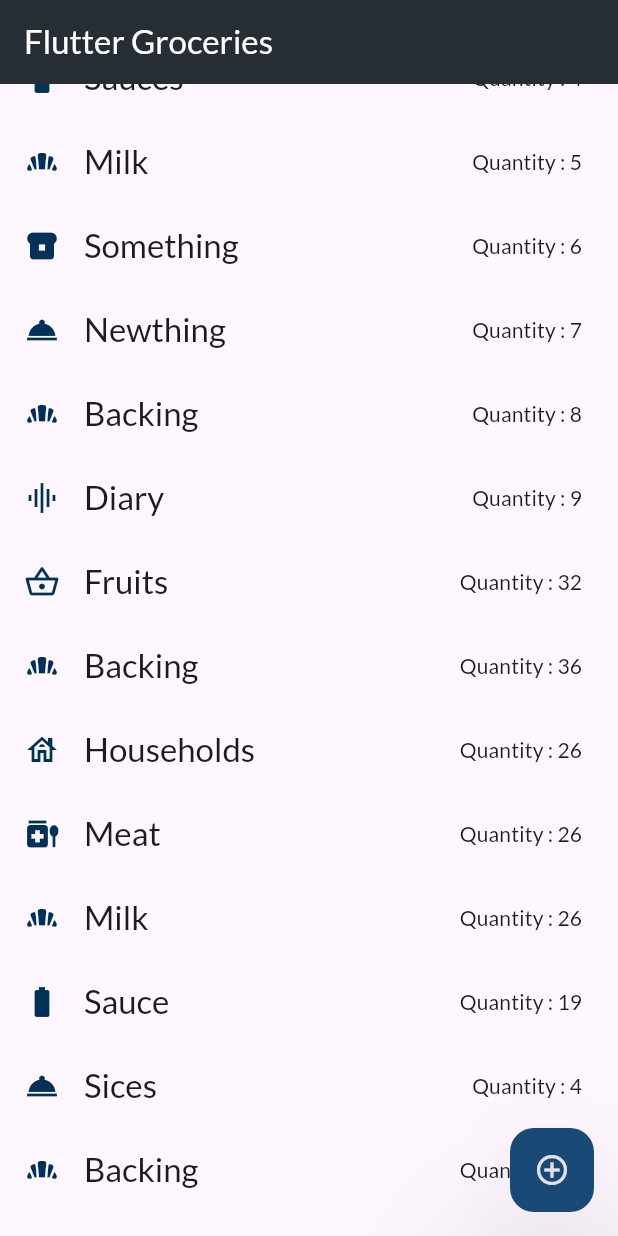
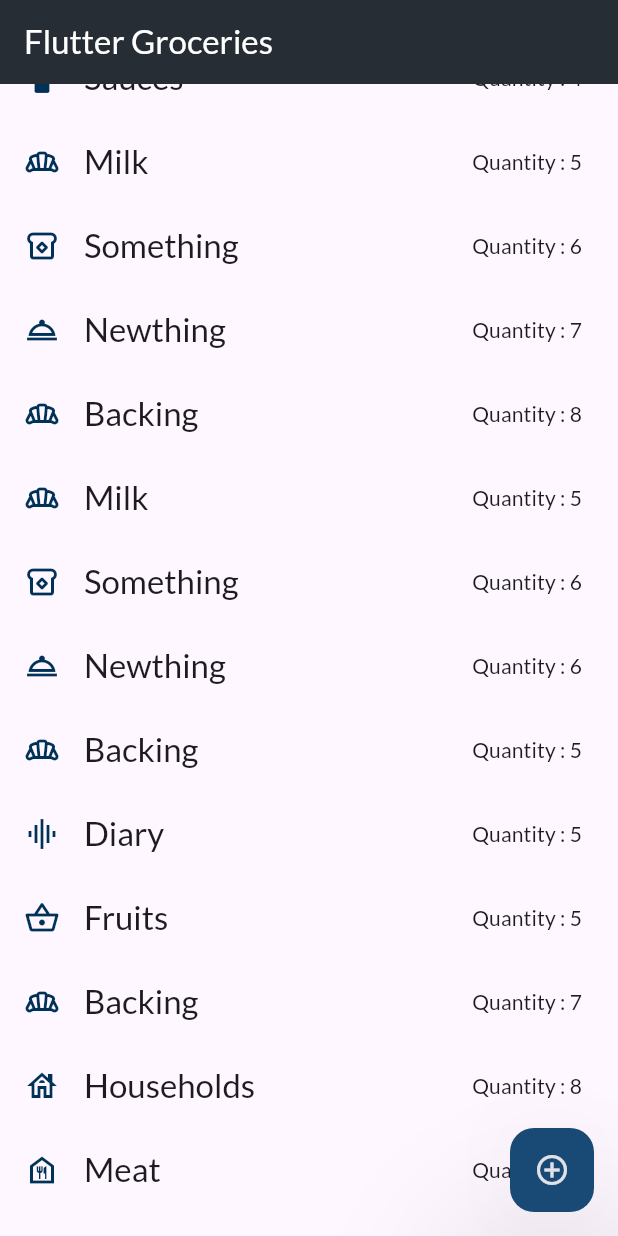
Before and after one commit to Praveen0586/shopping_list, a Flutter app: the screen it shows after launch, scrolled down 1152 dp, on a phone screen of 412 x 824 dp. Run offline on Flutter 3.47's test engine with Material 3 defaults, Android fonts, the phone set to English and light mode, and no system bars; our stand-ins replace google_fonts.

Commit message:
some changes

```diff
--- a/lib/datas/categories.dart
+++ b/lib/datas/categories.dart
@@ -1,8 +1,8 @@
 import 'package:flutter/material.dart';
 
-class Cats {
-  const Cats(this.title, this.Icon);
+class Category {
+  const Category(this.title, this.icon);
 
   final String title;
-  final IconData Icon;
+  final IconData icon;
 }
--- a/lib/main.dart
+++ b/lib/main.dart
@@ -1,6 +1,7 @@
 import 'package:flutter/material.dart';
 import 'package:google_fonts/google_fonts.dart';
 import 'package:shopping_list/home_pge.dart';
+
 
 void main() {
   runApp(
--- a/lib/model/groceries_category.dart
+++ b/lib/model/groceries_category.dart
@@ -1,7 +1,7 @@
 import 'package:flutter/material.dart';
 import 'package:shopping_list/datas/categories.dart';
 
-enum Category {
+enum Categories {
   fruits,
   diary,
   sices,
@@ -16,75 +16,75 @@ enum Category {
 }
 
 const catstest = {
-  Category.backing: Cats('Backing', Icons.bakery_dining_outlined),
-  Category.diary: Cats('Diary', Icons.multitrack_audio),
-  Category.breads: Cats('breads', Icons.breakfast_dining_outlined),
-  Category.fruits: Cats(' Fruits', Icons.shopping_basket_outlined),
-  Category.sices: Cats('Sices', Icons.room_service_outlined),
-  Category.vegitables: Cats('Vegitables', Icons.view_agenda_outlined),
-  Category.meat: Cats('Meat', Icons.food_bank_outlined),
-  Category.sauces: Cats('Sauces', Icons.water_drop_outlined),
-  Category.toileries: Cats('Toileries', Icons.circle_outlined),
-  Category.snacks: Cats('Snacks', Icons.screen_search_desktop_outlined),
-  Category.households: Cats('House Holds', Icons.house_outlined)
+  Categories.backing: Category('Backing', Icons.bakery_dining_outlined),
+  Categories.diary: Category('Diary', Icons.multitrack_audio),
+  Categories.breads: Category('breads', Icons.breakfast_dining_outlined),
+  Categories.fruits: Category(' Fruits', Icons.shopping_basket_outlined),
+  Categories.sices: Category('Sices', Icons.room_service_outlined),
+  Categories.vegitables: Category('Vegitables', Icons.view_agenda_outlined),
+  Categories.meat: Category('Meat', Icons.food_bank_outlined),
+  Categories.sauces: Category('Sauces', Icons.water_drop_outlined),
+  Categories.toileries: Category('Toileries', Icons.circle_outlined),
+  Categories.snacks: Category('Snacks', Icons.screen_search_desktop_outlined),
+  Categories.households: Category('House Holds', Icons.house_outlined)
 };
 
 const icondata = {
-  Category.backing: Icons.bakery_dining_rounded,
-  Category.breads: Icons.breakfast_dining,
-  Category.diary: Icons.multitrack_audio,
-  Category.sices: Icons.room_service_sharp,
-  Category.vegitables: Icons.view_agenda_outlined,
-  Category.meat: Icons.medication_liquid,
-  Category.households: Icons.house_outlined,
-  Category.toileries: Icons.trip_origin_outlined,
-  Category.snacks: Icons.screen_search_desktop,
-  Category.sauces: Icons.battery_std_outlined,
-  Category.fruits: Icons.shopping_basket_outlined
+  Categories.backing: Icons.bakery_dining_outlined,
+  Categories.breads: Icons.breakfast_dining_outlined,
+  Categories.diary: Icons.multitrack_audio,
+  Categories.sices: Icons.room_service_outlined,
+  Categories.vegitables: Icons.view_agenda_outlined,
+  Categories.meat: Icons.food_bank_outlined,
+  Categories.households: Icons.house_outlined,
+  Categories.toileries: Icons.circle_outlined,
+  Categories.snacks: Icons.screen_search_desktop_outlined,
+  Categories.sauces: Icons.battery_std_outlined,
+  Categories.fruits: Icons.shopping_basket_outlined
 };
 
-const names = {
-  Category.backing: 'Backing',
-  Category.breads: 'Breads',
-  Category.diary: 'Diary',
-  Category.fruits: 'Fruits',
-  Category.households: 'House Holds',
-  Category.meat: 'Meat',
-  Category.sauces: 'Sauces',
-  Category.sices: 'Sices',
-  Category.snacks: 'Snacks',
-  Category.toileries: 'Toileries',
-  Category.vegitables: 'Vegitables'
-};
+// const names = {
+//   Category.backing: 'Backing',
+//   Category.breads: 'Breads',
+//   Category.diary: 'Diary',
+//   Category.fruits: 'Fruits',
+//   Category.households: 'House Holds',
+//   Category.meat: 'Meat',
+//   Category.sauces: 'Sauces',
+//   Category.sices: 'Sices',
+//   Category.snacks: 'Snacks',
+//   Category.toileries: 'Toileries',
+//   Category.vegitables: 'Vegitables'
+// };
 
-List<Map> enumname = [
-  {'name': ' fruits'},
-  {'name': 'diary'},
-  {'name': 'sices'},
-  {'name': 'vegitables'},
-  {'name': 'meat'},
-  {'name': 'backing'},
-  {'name': 'sauces'},
-  {'name': 'snacks'},
-  {'name': 'breads'},
-  {'name': 'toileries'},
-  {'name': 'households'}
-];
+// List<Map> enumname = [
+//   {'name': ' fruits'},
+//   {'name': 'diary'},
+//   {'name': 'sices'},
+//   {'name': 'vegitables'},
+//   {'name': 'meat'},
+//   {'name': 'backing'},
+//   {'name': 'sauces'},
+//   {'name': 'snacks'},
+//   {'name': 'breads'},
+//   {'name': 'toileries'},
+//   {'name': 'households'}
+// ];
 
-List<String> grocerynames = [
-  ' fruits',
-  'diary',
-  'sices',
-  'vegitables',
-  'meat',
-  'backing',
-  'sauces',
-  'snacks',
-  'breads',
-  'breads',
-  'toileries',
-  'households'
-];
+// List<String> grocerynames = [
+//   ' fruits',
+//   'diary',
+//   'sices',
+//   'vegitables',
+//   'meat',
+//   'backing',
+//   'sauces',
+//   'snacks',
+//   'breads',
+//   'breads',
+//   'toileries',
+//   'households'
+// ];
 
 class ListTrait {
   const ListTrait(this.title, this.id, this.quantity, this.category);
@@ -92,71 +92,58 @@ class ListTrait {
   final String title;
   final String id;
   final int quantity;
-  final Category category;
+  final Categories category;
 }
 
 const groceryList = [
-  ListTrait('Milk', 'c1', 5, Category.backing),
-  ListTrait('Something', 'c2', 6, Category.breads),
-  ListTrait('Newthing', 'c3', 6, Category.sices),
-  ListTrait('Backing', 'c1', 5, Category.backing),
-  ListTrait('Diary', 'c2', 5, Category.diary),
-  ListTrait('Fruits', 'c3', 5, Category.fruits),
-  ListTrait('Backing', 'c1', 7, Category.backing),
-  ListTrait('Households', 'c2', 8, Category.households),
-  ListTrait('Meat', 'c3', 6, Category.meat),
-  ListTrait('Milk', 'c1', 4, Category.backing),
-  ListTrait('Sauce', 'c2', 9, Category.sauces),
-  ListTrait('Sices', 'c3', 3, Category.sices),
-  ListTrait('Backing', 'c1', 5, Category.backing),
-  ListTrait('Snacks', 'c2', 8, Category.snacks),
-  ListTrait('Sices', 'c3', 9, Category.sices),
-  ListTrait('Backing', 'c1', 4, Category.backing),
-  ListTrait('Snacks', 'c2', 6, Category.snacks),
-  ListTrait('Toilering', 'c3', 1, Category.toileries),
-  ListTrait('Backing', 'c1', 2, Category.backing),
-  ListTrait('Vegitables', 'c2', 3, Category.vegitables),
-  ListTrait('Sauces', 'c3', 4, Category.sauces),
-  ListTrait('Milk', 'c1', 5, Category.backing),
-  ListTrait('Something', 'c2', 6, Category.breads),
-  ListTrait('Newthing', 'c3', 7, Category.sices),
-  ListTrait('Backing', 'c1', 8, Category.backing),
-  ListTrait('Diary', 'c2', 9, Category.diary),
-  ListTrait('Fruits', 'c3', 32, Category.fruits),
-  ListTrait('Backing', 'c1', 36, Category.backing),
-  ListTrait('Households', 'c2', 26, Category.households),
-  ListTrait('Meat', 'c3', 26, Category.meat),
-  ListTrait('Milk', 'c1', 26, Category.backing),
-  ListTrait('Sauce', 'c2', 19, Category.sauces),
-  ListTrait('Sices', 'c3', 4, Category.sices),
-  ListTrait('Backing', 'c1', 21, Category.backing),
-  ListTrait('Snacks', 'c2', 36, Category.snacks),
-  ListTrait('Sices', 'c3', 11, Category.sices),
-  ListTrait('Backing', 'c1', 56, Category.backing),
-  ListTrait('Snacks', 'c2', 9, Category.snacks),
-  ListTrait('Toilering', 'c3', 64, Category.toileries),
-  ListTrait('Backing', 'c1', 8, Category.backing),
-  ListTrait('Vegitables', 'c2', 9, Category.vegitables),
-  ListTrait('Sauces', 'c3', 6, Category.sauces),
-  ListTrait('Milk', 'c1', 4, Category.backing),
-  ListTrait('Something', 'c2', 6, Category.breads),
-  ListTrait('Newthing', 'c3', 1, Category.sices),
-  ListTrait('Backing', 'c1', 6, Category.backing),
-  ListTrait('Diary', 'c2', 4, Category.diary),
-  ListTrait('Fruits', 'c3', 16, Category.fruits),
-  ListTrait('Backing', 'c1', 5, Category.backing),
-  ListTrait('Households', 'c2', 3, Category.households),
-  ListTrait('Meat', 'c3', 16, Category.meat),
-  ListTrait('Milk', 'c1', 15, Category.backing),
-  ListTrait('Sauce', 'c2', 9, Category.sauces),
-  ListTrait('Sices', 'c3', 4, Category.sices),
-  ListTrait('Backing', 'c1', 5, Category.backing),
-  ListTrait('Snacks', 'c2', 9, Category.snacks),
-  ListTrait('Sices', 'c3', 61, Category.sices),
-  ListTrait('Backing', 'c1', 7, Category.backing),
-  ListTrait('Snacks', 'c2', 61, Category.snacks),
-  ListTrait('Toilering', 'c3', 61, Category.toileries),
-  ListTrait('Backing', 'c1', 13, Category.backing),
-  ListTrait('Vegitables', 'c2', 2, Category.vegitables),
-  ListTrait('Sauces', 'c3', 6, Category.sauces),
+  ListTrait('Milk', 'c1', 5, Categories.backing),
+  ListTrait('Something', 'c2', 6, Categories.breads),
+  ListTrait('Newthing', 'c3', 6, Categories.sices),
+  ListTrait('Backing', 'c1', 5, Categories.backing),
+  ListTrait('Diary', 'c2', 5, Categories.diary),
+  ListTrait('Fruits', 'c3', 5, Categories.fruits),
+  ListTrait('Backing', 'c1', 7, Categories.backing),
+  ListTrait('Households', 'c2', 8, Categories.households),
+  ListTrait('Meat', 'c3', 6, Categories.meat),
+  ListTrait('Milk', 'c1', 4, Categories.backing),
+  ListTrait('Sauce', 'c2', 9, Categories.sauces),
+  ListTrait('Sices', 'c3', 3, Categories.sices),
+  ListTrait('Backing', 'c1', 5, Categories.backing),
+  ListTrait('Snacks', 'c2', 8, Categories.snacks),
+  ListTrait('Sices', 'c3', 9, Categories.sices),
+  ListTrait('Backing', 'c1', 4, Categories.backing),
+  ListTrait('Snacks', 'c2', 6, Categories.snacks),
+  ListTrait('Toilering', 'c3', 1, Categories.toileries),
+  ListTrait('Backing', 'c1', 2, Categories.backing),
+  ListTrait('Vegitables', 'c2', 3, Categories.vegitables),
+  ListTrait('Sauces', 'c3', 4, Categories.sauces),
+  ListTrait('Milk', 'c1', 5, Categories.backing),
+  ListTrait('Something', 'c2', 6, Categories.breads),
+  ListTrait('Newthing', 'c3', 7, Categories.sices),
+  ListTrait('Backing', 'c1', 8, Categories.backing),
+  ListTrait('Milk', 'c1', 5, Categories.backing),
+  ListTrait('Something', 'c2', 6, Categories.breads),
+  ListTrait('Newthing', 'c3', 6, Categories.sices),
+  ListTrait('Backing', 'c1', 5, Categories.backing),
+  ListTrait('Diary', 'c2', 5, Categories.diary),
+  ListTrait('Fruits', 'c3', 5, Categories.fruits),
+  ListTrait('Backing', 'c1', 7, Categories.backing),
+  ListTrait('Households', 'c2', 8, Categories.households),
+  ListTrait('Meat', 'c3', 6, Categories.meat),
+  ListTrait('Milk', 'c1', 4, Categories.backing),
+  ListTrait('Sauce', 'c2', 9, Categories.sauces),
+  ListTrait('Sices', 'c3', 3, Categories.sices),
+  ListTrait('Backing', 'c1', 5, Categories.backing),
+  ListTrait('Snacks', 'c2', 8, Categories.snacks),
+  ListTrait('Sices', 'c3', 9, Categories.sices),
+  ListTrait('Backing', 'c1', 4, Categories.backing),
+  ListTrait('Snacks', 'c2', 6, Categories.snacks),
+  ListTrait('Toilering', 'c3', 1, Categories.toileries),
+  ListTrait('Backing', 'c1', 2, Categories.backing),
+  ListTrait('Vegitables', 'c2', 3, Categories.vegitables),
+  ListTrait('Sauces', 'c3', 4, Categories.sauces),
+  ListTrait('Milk', 'c1', 5, Categories.backing),
+  ListTrait('Something', 'c2', 6, Categories.breads),
+  ListTrait('Newthing', 'c3', 7, Categories.sices),
+  ListTrait('Backing', 'c1', 8, Categories.backing),
 ];
--- a/lib/model/list_tile.dart
+++ b/lib/model/list_tile.dart
@@ -46,7 +46,8 @@ class _ListingState extends State<Listing> {
         ),
         enabled: true,
         leading: Icon(
-          icondata[groceryList[index].category],
+
+         icondata[groceryList[index].category],
           color: Theme.of(context).colorScheme.onPrimary,
         ),
         trailing: Text(
```
Also changed, not shown: lib/new_item.dart (+32 -13 lines).
